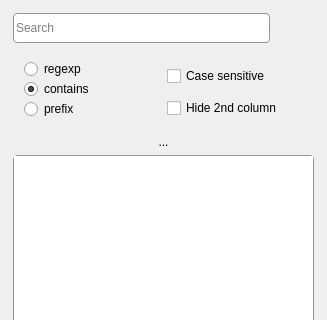
Qt form plotter_gui/filterablelistwidget.ui (ziparker/PlotJuggler) before a commit; both pictures show x 0 to 327 and y 0 to 320 of the 327 by 684 pixel window.
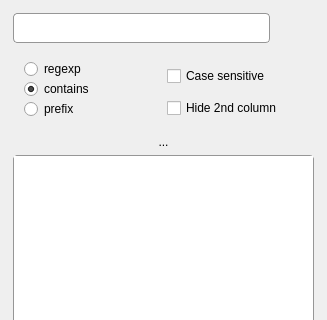
The same form after that commit. Icons and pictures are not drawn.

Diff of the .ui file:
```diff
--- a/plotter_gui/filterablelistwidget.ui
+++ b/plotter_gui/filterablelistwidget.ui
@@ -89,9 +89,6 @@
            <property name="frame">
             <bool>false</bool>
            </property>
-           <property name="placeholderText">
-            <string>Search</string>
-           </property>
            <property name="clearButtonEnabled">
             <bool>true</bool>
            </property>
@@ -379,7 +376,7 @@
        </item>
       </layout>
      </widget>
-     <widget class="QWidget" name="layoutWidget">
+     <widget class="QWidget" name="layoutWidget1">
       <layout class="QVBoxLayout" name="verticalLayout_2">
        <item>
         <widget class="Line" name="line">
```
